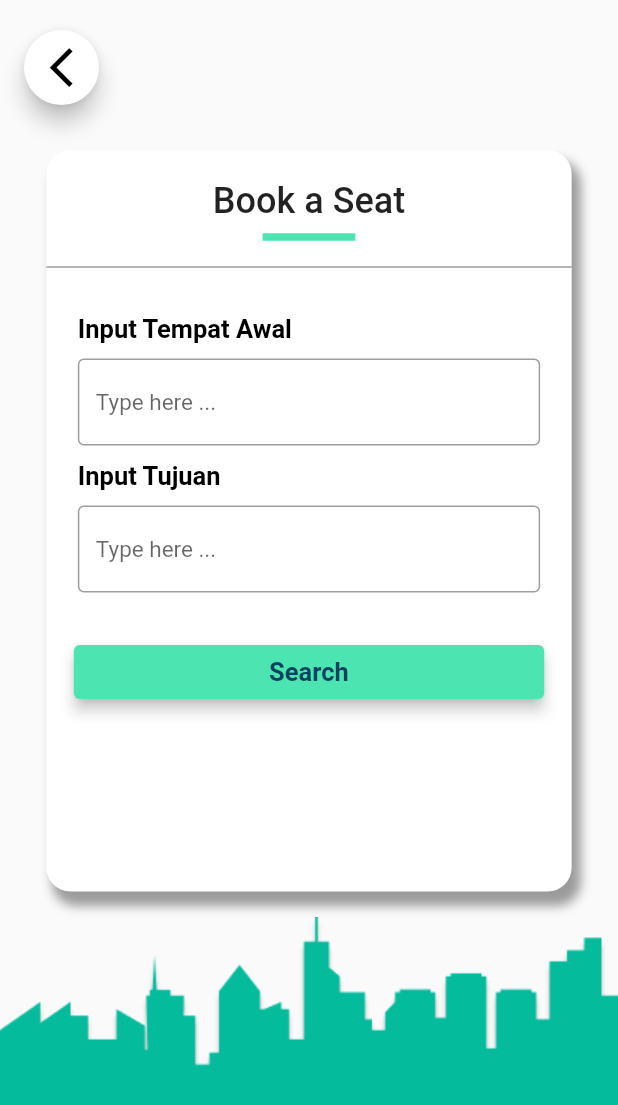
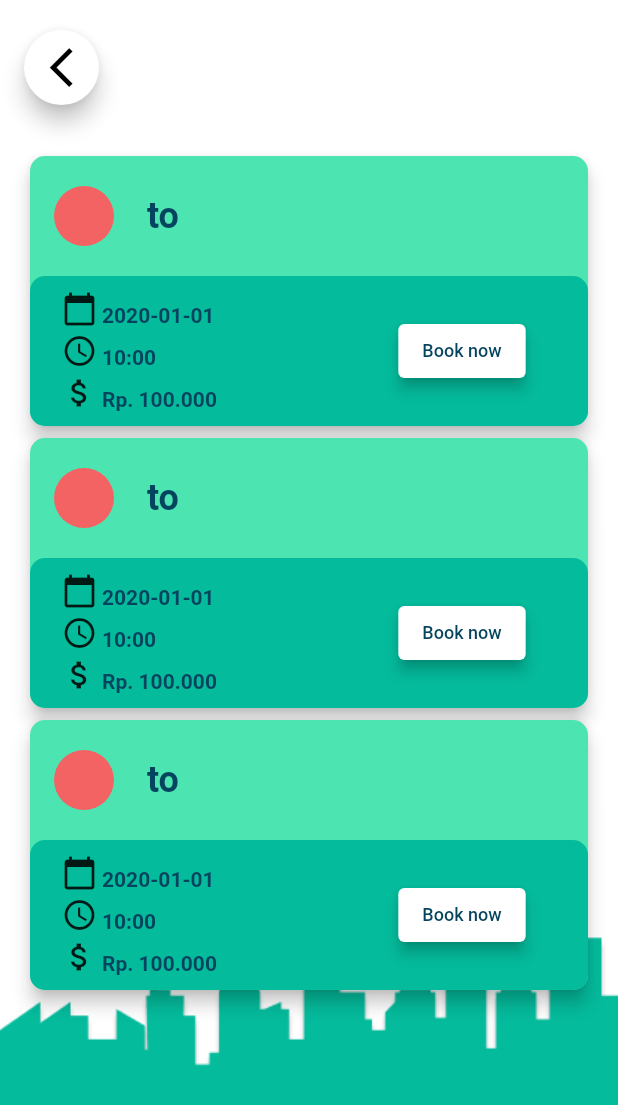
Before and after one commit to omaewa-mo-shinderu-APEC/TransitSpot, a Flutter app: the BookView screen opened by its route, after a tap on "Search", on a phone screen of 412 x 824 dp. Shown: the top 1105 px of the screen. Run offline on Flutter 3.47's test engine with Material 2 defaults, Android fonts, the phone set to English and light mode, and no system bars; our stand-ins replace cloud_firestore, firebase_auth, firebase_core, freezed_annotation, stacked, stacked_services; accounts and stored records are empty.

Commit message:
feat: add search result page

```diff
--- a/lib/app/app.dart
+++ b/lib/app/app.dart
@@ -6,6 +6,8 @@ import 'package:transitspot/services/user_service.dart';
 import 'package:transitspot/ui/views/book/book_view.dart';
 import 'package:transitspot/ui/views/home/home_view.dart';
 import 'package:transitspot/ui/views/register/register_view.dart';
+import 'package:transitspot/ui/views/book/book_view.dart';
+import 'package:transitspot/ui/views/search_result/search_result_view.dart';
 import 'package:transitspot/ui/views/startup/startup_view.dart';
 
 @StackedApp(
@@ -14,6 +16,7 @@ import 'package:transitspot/ui/views/startup/startup_view.dart';
     MaterialRoute(page: RegisterView),
     MaterialRoute(page: HomeView),
     MaterialRoute(page: BookView),
+    MaterialRoute(page: SearchResultView),
   ],
   dependencies: [
     Singleton(classType: NavigationService),
--- a/lib/app/app.router.dart
+++ b/lib/app/app.router.dart
@@ -13,6 +13,7 @@ import 'package:stacked/stacked_annotations.dart';
 import '../ui/views/book/book_view.dart';
 import '../ui/views/home/home_view.dart';
 import '../ui/views/register/register_view.dart';
+import '../ui/views/search_result/search_result_view.dart';
 import '../ui/views/startup/startup_view.dart';
 
 class Routes {
@@ -20,11 +21,13 @@ class Routes {
   static const String registerView = '/register-view';
   static const String homeView = '/home-view';
   static const String bookView = '/book-view';
+  static const String searchResultView = '/search-result-view';
   static const all = <String>{
     startupView,
     registerView,
     homeView,
     bookView,
+    searchResultView,
   };
 }
 
@@ -36,6 +39,7 @@ class StackedRouter extends RouterBase {
     RouteDef(Routes.registerView, page: RegisterView),
     RouteDef(Routes.homeView, page: HomeView),
     RouteDef(Routes.bookView, page: BookView),
+    RouteDef(Routes.searchResultView, page: SearchResultView),
   ];
   @override
   Map<Type, StackedRouteFactory> get pagesMap => _pagesMap;
@@ -70,6 +74,17 @@ class StackedRouter extends RouterBase {
         settings: data,
       );
     },
+    SearchResultView: (data) {
+      var args = data.getArgs<SearchResultViewArguments>(nullOk: false);
+      return MaterialPageRoute<dynamic>(
+        builder: (context) => SearchResultView(
+          key: args.key,
+          start: args.start,
+          destination: args.destination,
+        ),
+        settings: data,
+      );
+    },
   };
 }
 
@@ -88,3 +103,12 @@ class BookViewArguments {
   final Key? key;
   BookViewArguments({this.key});
 }
+
+/// SearchResultView arguments holder class
+class SearchResultViewArguments {
+  final Key? key;
+  final String start;
+  final String destination;
+  SearchResultViewArguments(
+      {this.key, required this.start, required this.destination});
+}
--- a/lib/ui/views/book/book_viewmodel.dart
+++ b/lib/ui/views/book/book_viewmodel.dart
@@ -1,4 +1,7 @@
 import 'package:stacked/stacked.dart';
+import 'package:stacked_services/stacked_services.dart';
+import 'package:transitspot/app/app.locator.dart';
+import 'package:transitspot/app/app.router.dart';
 
 class BookViewModel extends BaseViewModel {
   final String _title = "book here";
@@ -7,5 +10,14 @@ class BookViewModel extends BaseViewModel {
 
   static Future searchSeat(String start, String destination) async {
     print(start + " -> " + destination);
+    const String page = Routes.searchResultView;
+    final _navigationService = locator<NavigationService>();
+    await _navigationService.navigateTo(
+      page,
+      arguments: SearchResultViewArguments(
+        start: start,
+        destination: destination,
+      ),
+    );
   }
 }
--- /dev/null
+++ b/lib/ui/views/search_result/components/card_result.dart
@@ -0,0 +1,127 @@
+import 'package:flutter/material.dart';
+import 'package:transitspot/utils/app_color.dart';
+import 'package:transitspot/ui/views/search_result/search_result_viewmodel.dart';
+
+class CardResult extends StatelessWidget {
+  final SearchResultData data;
+
+  const CardResult({
+    Key? key,
+    required this.data,
+  }) : super(key: key);
+
+  @override
+  Widget build(BuildContext context) {
+    return Card(
+        color: AppColors.secondaryBackground,
+        shape: RoundedRectangleBorder(
+          borderRadius: BorderRadius.circular(10.0),
+        ),
+        elevation: 5,
+        child: Column(
+          children: [
+            ClipRRect(
+              borderRadius: BorderRadius.circular(10),
+              child: Padding(
+                padding: const EdgeInsets.symmetric(
+                  vertical: 12.0,
+                  horizontal: 0,
+                ),
+                child: ListTile(
+                  leading: const CircleAvatar(
+                    backgroundColor: Color(0xFFF46363),
+                  ),
+                  title: Text(
+                    '${data.start} to ${data.destination}',
+                    style: TextStyle(
+                      fontSize: 24,
+                      fontWeight: FontWeight.w600,
+                      color: AppColors.content,
+                    ),
+                  ),
+                ),
+              ),
+            ),
+            ClipRRect(
+              borderRadius: BorderRadius.circular(10),
+              child: Container(
+                color: AppColors.darkSecondaryBackground,
+                child: Padding(
+                  padding: const EdgeInsets.symmetric(
+                    vertical: 8.0,
+                    horizontal: 16.0,
+                  ),
+                  child: Row(children: [
+                    Expanded(
+                      flex: 4,
+                      child: Column(
+                        crossAxisAlignment: CrossAxisAlignment.start,
+                        children: [
+                          {'text': data.date, 'icon': Icons.calendar_today},
+                          {'text': data.time, 'icon': Icons.access_time_sharp},
+                          {
+                            'text': data.price,
+                            'icon': Icons.attach_money_sharp
+                          },
+                        ].map((Map x) {
+                          return Padding(
+                            padding: const EdgeInsets.all(2.0),
+                            child: RichText(
+                              text: TextSpan(
+                                style: TextStyle(
+                                  color: AppColors.content,
+                                  fontSize: 14,
+                                  fontWeight: FontWeight.w600,
+                                ),
+                                children: [
+                                  WidgetSpan(
+                                    child: Padding(
+                                      padding: const EdgeInsets.symmetric(
+                                        horizontal: 3.0,
+                                      ),
+                                      child: Icon(x['icon']),
+                                    ),
+                                  ),
+                                  TextSpan(text: x['text']),
+                                ],
+                              ),
+                            ),
+                          );
+                        }).toList(),
+                      ),
+                    ),
+                    const Expanded(
+                      flex: 2,
+                      child: SizedBox(),
+                    ),
+                    Expanded(
+                      flex: 4,
+                      child: Center(
+                        child: ElevatedButton(
+                          style: ButtonStyle(
+                            backgroundColor: MaterialStateProperty.all<Color>(
+                                AppColors.primaryBackground),
+                            elevation: MaterialStateProperty.all<double>(4.0),
+                          ),
+                          child: Text('Book now',
+                              style: TextStyle(
+                                fontSize: 12,
+                                color: AppColors.content,
+                              )),
+                          onPressed: () {},
+                        ),
+                      ),
+                    )
+                  ]),
+                ),
+              ),
+            )
+            // Text(data.start),
+            // Text(data.destination),
+            // Text(data.date),
+            // Text(data.time),
+            // Text(data.price),
+          ],
+        ));
+  }
+}
--- /dev/null
+++ b/lib/ui/views/search_result/search_result_view.dart
@@ -0,0 +1,82 @@
+import 'package:flutter/material.dart';
+import 'package:stacked/stacked.dart';
+import 'package:transitspot/ui/views/search_result/search_result_viewmodel.dart';
+import 'package:transitspot/ui/layout/has_login_view.dart';
+import 'package:transitspot/ui/views/search_result/components/card_result.dart';
+import 'package:transitspot/utils/app_color.dart';
+import 'package:transitspot/app/app.router.dart';
+
+class SearchResultView extends StatelessWidget {
+  final String start;
+  final String destination;
+
+  const SearchResultView({
+    Key? key,
+    required this.start,
+    required this.destination,
+  }) : super(key: key);
+
+  @override
+  Widget build(BuildContext context) {
+    return ViewModelBuilder<SearchResultViewModel>.reactive(
+      onModelReady: (viewModel) => {viewModel.getData(start, destination)},
+      builder: (context, model, child) => Scaffold(
+        backgroundColor: AppColors.primaryBackground,
+        floatingActionButton: Padding(
+          padding: const EdgeInsets.symmetric(horizontal: 0, vertical: 20.0),
+          child: SizedBox(
+            height: 50.0,
+            width: 50.0,
+            child: FittedBox(
+              child: FloatingActionButton(
+                onPressed: () {
+                  model.navigatePage(Routes.bookView);
+                },
+                child: const Icon(Icons.arrow_back_ios_new,
+                    color: Colors.black, size: 35.0),
+                backgroundColor: AppColors.primaryBackground,
+              ),
+            ),
+          ),
+        ),
+        floatingActionButtonLocation: FloatingActionButtonLocation.startTop,
+        body: HasLoginView(
+          childWidget: SingleChildScrollView(
+            child: SafeArea(
+              child: Column(children: [
+                const SizedBox(
+                  height: 100.0,
+                ),
+                Padding(
+                  padding: const EdgeInsets.symmetric(
+                    vertical: 0,
+                    horizontal: 16.0,
+                  ),
+                  child: FutureBuilder<List<SearchResultData>>(
+                      future: model.searchRes,
+                      builder: (context, snapshot) {
+                        if (snapshot.hasData) {
+                          return Padding(
+                            padding: const EdgeInsets.fromLTRB(0, 0, 0, 24.0),
+                            child: Column(
+                              children: snapshot.data!.map((datum) {
+                                return CardResult(data: datum);
+                              }).toList(),
+                            ),
+                          );
+                        } else if (snapshot.hasError) {
+                          return Text("${snapshot.error}");
+                        }
+
+                        return const CircularProgressIndicator();
+                      }),
+                )
+              ]),
+            ),
+          ),
+        ),
+      ),
+      viewModelBuilder: () => SearchResultViewModel(),
+    );
+  }
+}
--- /dev/null
+++ b/lib/ui/views/search_result/search_result_viewmodel.dart
@@ -0,0 +1,68 @@
+import 'dart:async';
+import 'package:transitspot/app/app.locator.dart';
+import 'package:transitspot/app/app.router.dart';
+import 'package:stacked/stacked.dart';
+import 'package:stacked_services/stacked_services.dart';
+
+class SearchResultData {
+  final String date;
+  final String time;
+  final String price;
+  final String start;
+  final String destination;
+
+  SearchResultData({
+    required this.start,
+    required this.destination,
+    required this.date,
+    required this.time,
+    required this.price,
+  });
+}
+
+Future<List<SearchResultData>> search(String start, String destination) async {
+  final data = [
+    SearchResultData(
+        start: start,
+        destination: destination,
+        date: '2020-01-01',
+        time: '10:00',
+        price: 'Rp. 100.000'),
+    SearchResultData(
+        start: start,
+        destination: destination,
+        date: '2020-01-01',
+        time: '10:00',
+        price: 'Rp. 100.000'),
+    SearchResultData(
+        start: start,
+        destination: destination,
+        date: '2020-01-01',
+        time: '10:00',
+        price: 'Rp. 100.000'),
+  ];
+  return data;
+}
+
+class SearchResultViewModel extends BaseViewModel {
+  final _navigationService = locator<NavigationService>();
+  final String _start = '';
+  final String _destination = '';
+  Future<List<SearchResultData>>? searchRes;
+
+  String get start => _start;
+  String get destination => _destination;
+
+  Future getData(String start, String destination) async {
+    setBusy(true);
+    print(start);
+    print(destination);
+    searchRes = search(start, destination);
+    setBusy(false);
+  }
+
+  Future navigatePage(String page) async {
+    final _navigationService = locator<NavigationService>();
+    await _navigationService.navigateTo(page);
+  }
+}
```
